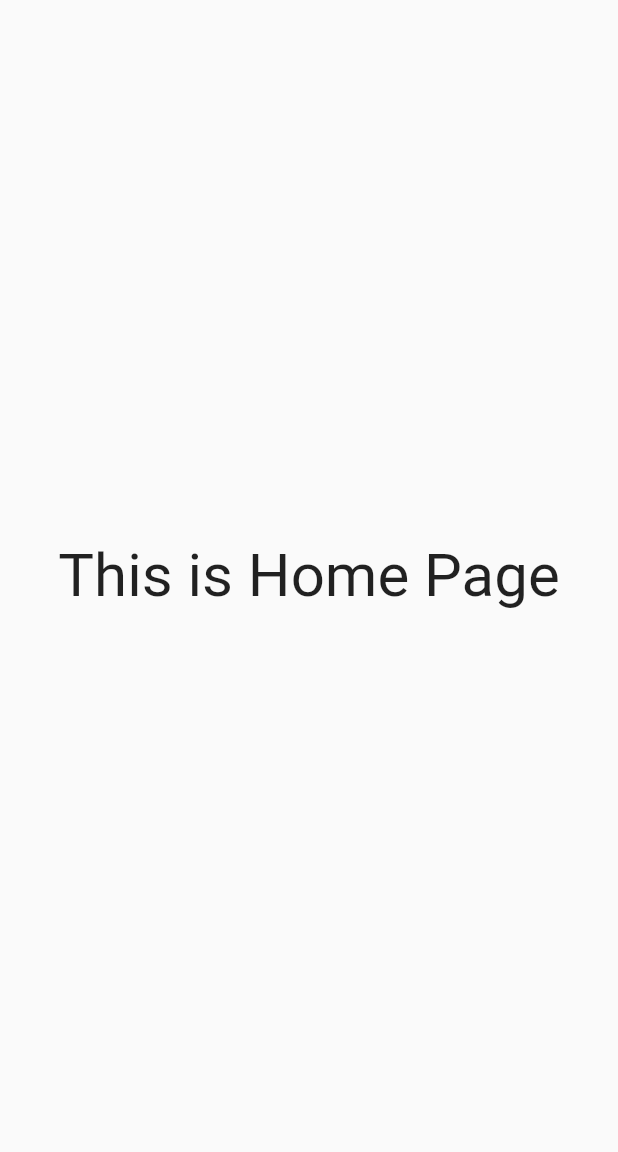
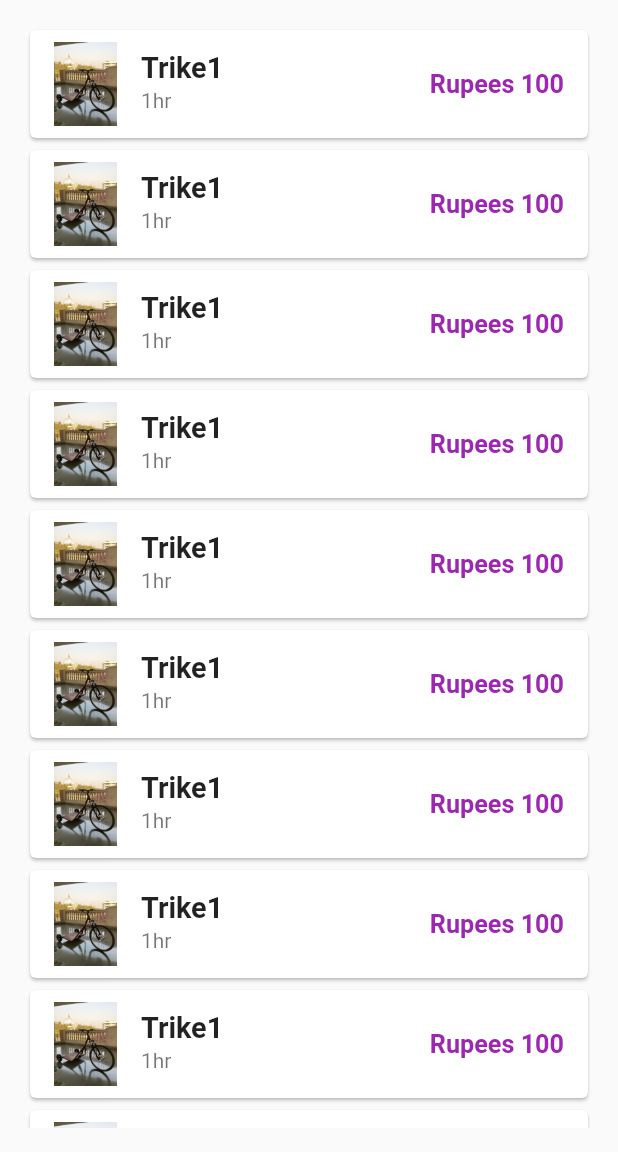
Before and after one commit to ramkaushik14/Flutter, a Flutter app: the screen it shows after launch, on a phone screen of 412 x 824 dp, the part 84-1236 px from its top. Run offline on Flutter 3.47's test engine with Material 2 defaults, Android fonts, the phone set to English and light mode, and no system bars; our stand-ins replace google_fonts.

Commit message:
Day 9 completed added items in catalog page but small sized and multplied them using dummy list

```diff
--- a/lib/models/catalog.dart
+++ b/lib/models/catalog.dart
@@ -1,17 +1,25 @@
-class item
+class catalog_Model
+{
+  static final items=[
+
+    Item("Trike1", "assests/images/trike.jpeg", 100, "1hr"),
+
+  ];
+}
+
+
+
+
+class Item
 {
   final String name;
   final String image;
   final num price;
   final String runtime;
 
-  item(this.name, this.image, this.price, this.runtime);
+  Item(this.name, this.image, this.price, this.runtime);
 
-  final products=[
 
-    item("Trike1", "assests/images/trike.jpeg", 100, "1hr"),
-
-  ];
 
 
 }
--- a/lib/pages/HomePage.dart
+++ b/lib/pages/HomePage.dart
@@ -1,10 +1,14 @@
 import 'package:flutter/material.dart';
+import 'package:flutter_application_1/models/catalog.dart';
 import 'package:flutter_application_1/widgets/drawer.dart';
+
+import '../widgets/item_widget.dart';
 
 class HomePage extends StatelessWidget {
 
   final int hours = 8;
   final String name = "flutter";
+  final dummylist = List.generate(20, (index)=>catalog_Model.items[0]);
   @override
   Widget build(BuildContext context) {
     return Scaffold(
@@ -16,12 +20,16 @@ class HomePage extends StatelessWidget {
         //titleTextStyle: TextStyle()),
 
       ),
-      body: Center(
-      child: Container(
-        child: Text("This is Home Page",style:TextStyle(fontSize: 40),),
+      body: Padding(
+        padding: const EdgeInsets.all(16.0),
+        child: ListView.builder(
+          itemCount: dummylist.length,
+          itemBuilder: (context, index){
+            return itemWidget(item:dummylist[index]);
+          },
+        ),
+      ),
 
-      ),
-    ),
     drawer: MyDrawer(),
     );
   }
--- /dev/null
+++ b/lib/widgets/item_widget.dart
@@ -0,0 +1,38 @@
+import 'package:flutter/material.dart';
+import 'package:flutter_application_1/models/catalog.dart';
+
+class itemWidget extends StatelessWidget {
+
+  final Item item;
+
+  const itemWidget({Key? key, required this.item})
+          :assert(item !=null),
+          super(key: key);
+
+
+  @override
+  Widget build(BuildContext context) {
+    return Card(
+      child: ListTile(
+
+        leading: Image.asset(item.image),
+        title: Text(item.name,
+                  style:
+                  TextStyle(
+                    fontWeight: FontWeight.bold,
+                    ),
+                  textScaleFactor: 1.2,),
+        subtitle: Text(item.runtime),
+        trailing: Text(
+                  "Rupees ${item.price}",
+                  style:
+                  TextStyle(
+                    fontWeight: FontWeight.bold,
+                    color: Colors.purple),
+                  textScaleFactor: 1.2,
+                  ),
+
+      ),
+    );
+  }
+}
```
